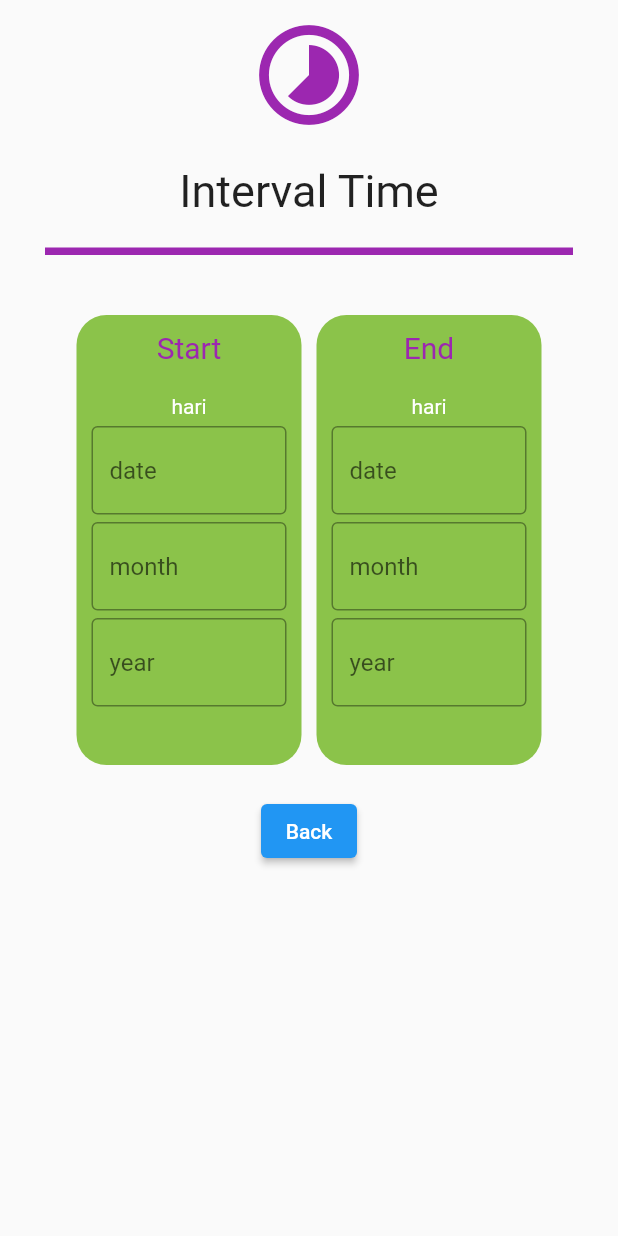
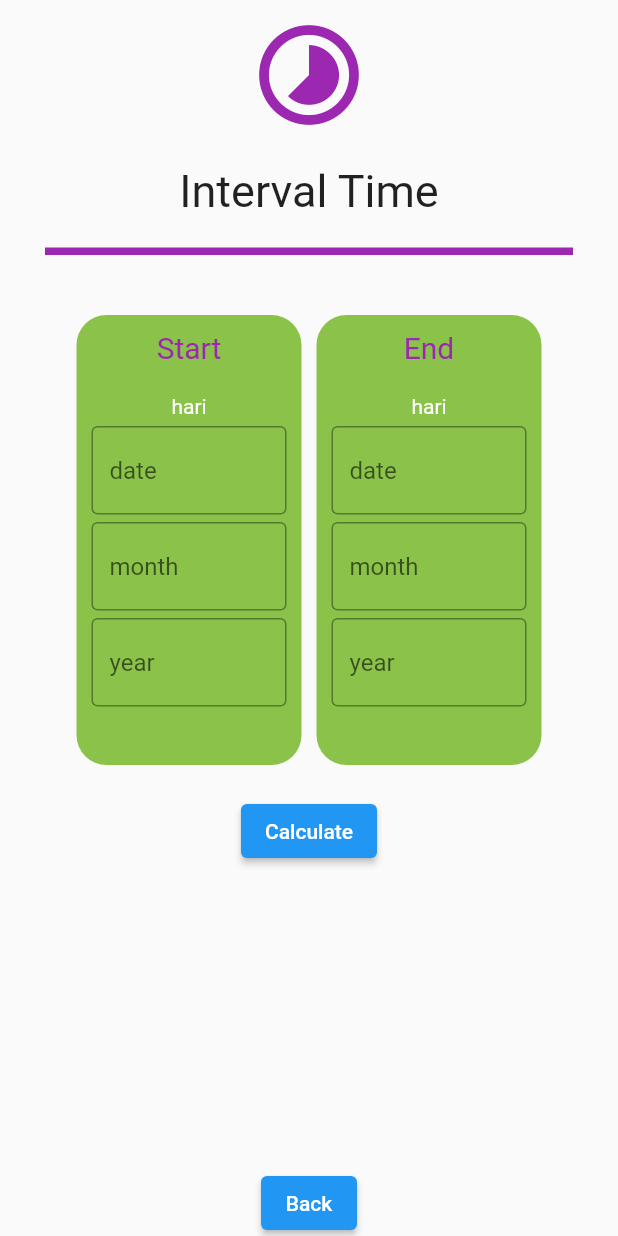
Before and after one commit to cybaric/days_counter, a Flutter app: the IntervalTime screen opened directly, on a phone screen of 412 x 824 dp. Run offline on Flutter 3.47's test engine with Material 2 defaults, Android fonts, the phone set to English and light mode, and no system bars.

Commit message:
update ui

```diff
--- a/lib/view/Interval_time.dart
+++ b/lib/view/Interval_time.dart
@@ -125,7 +125,13 @@ class _IntervalTimeState extends State<IntervalTime> {
                 ],
               ),
               SizedBox(
-                height: 20,
+            height: 20,
+          ),
+              ElevatedButton(
+              onPressed: () {},
+              child: Text('Calculate')),
+              SizedBox(
+                height: 200,
               ),
               ElevatedButton(
               onPressed: () {
@@ -136,7 +142,7 @@ class _IntervalTimeState extends State<IntervalTime> {
           ),
 
           SizedBox(
-            height: 200,
+            height: 100,
           ),
         ],
       ),
```
Also changed, not shown: lib/view/time_duration.dart (+6 -3 lines).
